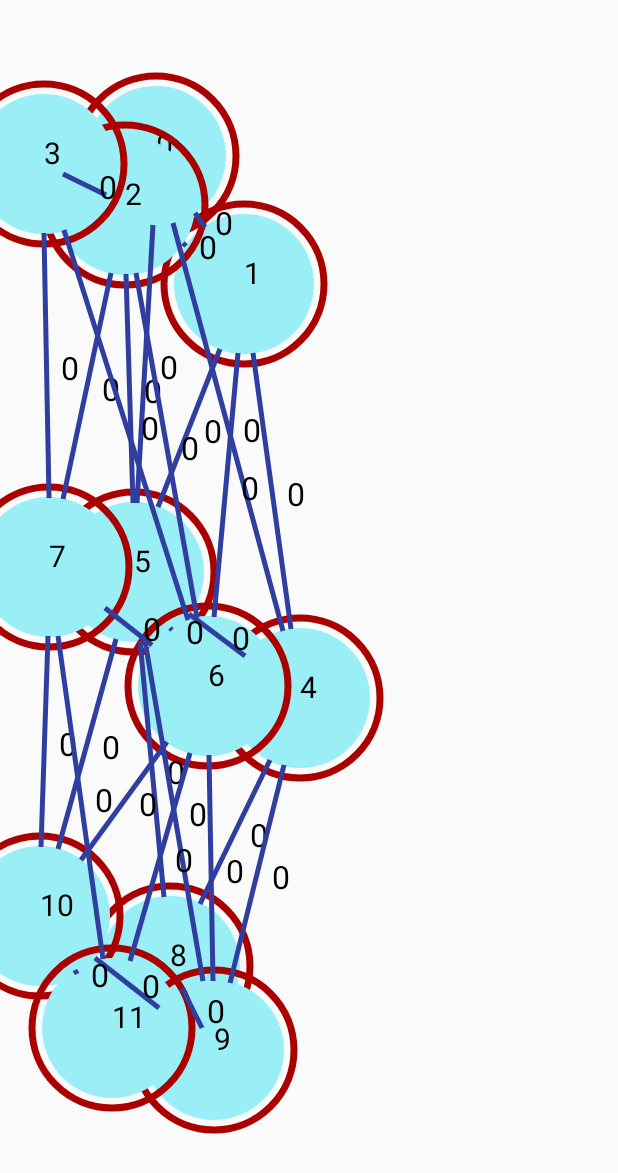
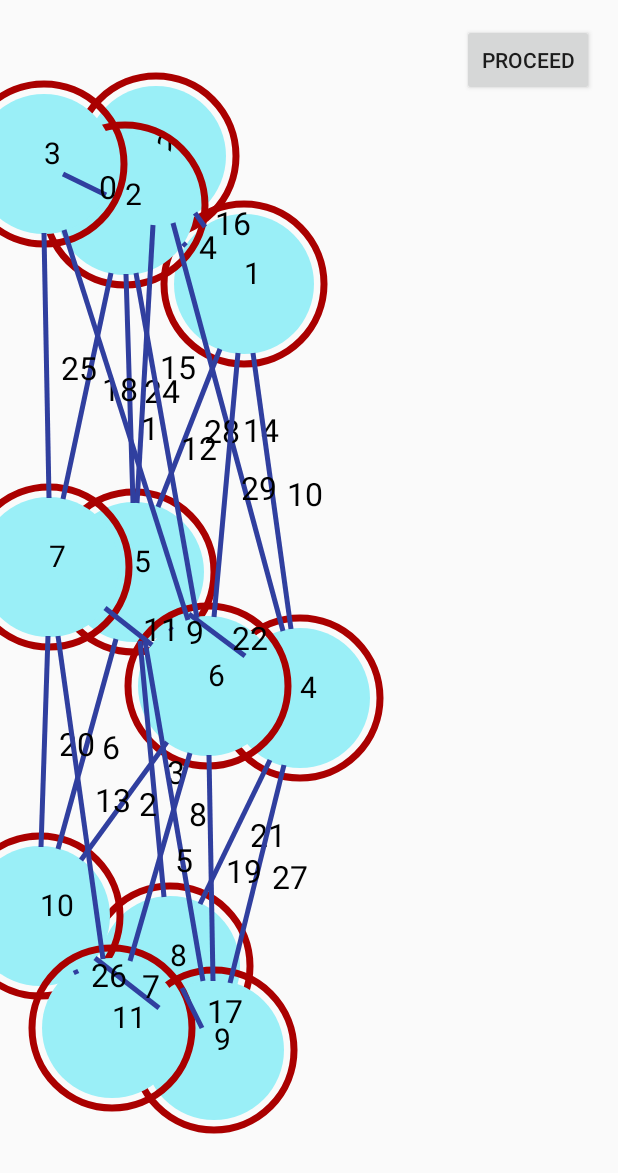
Before and after one commit to hkourtev/TomatoPotato, an Android app: the LearnActivity screen opened directly, with no data from a screen before it, on a phone screen of 412 x 824 dp. Shown: the top 1173 px of the screen. Run offline under Robolectric (Android 15) with nearby library versions, the phone set to English and light mode, and no system bars.

Commit message:
Debugging the step player

```diff
--- a/app/src/main/java/com/njinfotech/algorithmvisualizer/Graph.java
+++ b/app/src/main/java/com/njinfotech/algorithmvisualizer/Graph.java
@@ -7,11 +7,16 @@ import android.graphics.Color;
 import android.graphics.Paint;
 import android.graphics.Point;
 import android.graphics.drawable.BitmapDrawable;
+import android.support.annotation.NonNull;
 import android.view.Display;
 import android.widget.LinearLayout;
 import android.widget.RelativeLayout;
 
+import java.util.Collection;
+import java.util.Iterator;
 import java.util.Random;
+import java.util.Set;
+import java.util.TreeSet;
 
 /**
  * Created by hkourtev on 11/12/15.
@@ -31,6 +36,8 @@ public class Graph {
     private Bitmap canvasBg;
     private RelativeLayout drawSpace;
     private Canvas canvas;
+
+    private Set<Integer> edgeWeights = new TreeSet<Integer>();
 
     public Graph() {
 
@@ -188,7 +195,7 @@ public class Graph {
                 // create all edges
                 for (int h = 0; h < numNodes; h++) {
                     if (adjMatrix[p][h] != -1000000) {
-                        edges[edgeCount] = new Edge(canvas, nodes[p], nodes[h], directed, 0, 5, act.getResources().getColor(R.color.edgeColor));
+                        edges[edgeCount] = new Edge(canvas, nodes[p], nodes[h], directed, genEdgeWeight(), 5, act.getResources().getColor(R.color.edgeColor));
                         edgeCount++;
                     }
                 }
@@ -196,12 +203,27 @@ public class Graph {
                 // use only half of adj matrix
                 for (int h=p; h<numNodes; h++) {
                     if (adjMatrix[p][h] != -1000000) {
-                        edges[edgeCount] = new Edge(canvas, nodes[p], nodes[h], directed, 0, 5, act.getResources().getColor(R.color.edgeColor));
+                        edges[edgeCount] = new Edge(canvas, nodes[p], nodes[h], directed, genEdgeWeight(), 5, act.getResources().getColor(R.color.edgeColor));
                         edgeCount++;
                     }
                 }
             }
         }
+    }
+
+    // generate edge weight
+    private int genEdgeWeight() {
+        Random w = new Random();
+        int newWeight = w.nextInt(30);
+
+        if (!edgeWeights.isEmpty()) {
+            while (edgeWeights.contains(newWeight)) {
+                newWeight = w.nextInt(30);
+            }
+        }
+
+        edgeWeights.add(newWeight);
+        return newWeight;
     }
 
     // get node by label
@@ -214,6 +236,11 @@ public class Graph {
 
     // draws the graph
     public void draw() {
+        draw(this.edges);
+    }
+
+    // draws the graph with the provided edges
+    public void draw(Edge[] edges) {
         // draw all nodes
         for (int i=0; i<nodes.length; i++) {
             nodes[i].draw();
--- a/app/src/main/java/com/njinfotech/algorithmvisualizer/LearnActivity.java
+++ b/app/src/main/java/com/njinfotech/algorithmvisualizer/LearnActivity.java
@@ -11,68 +11,87 @@ import java.lang.reflect.Method;
 
 public class LearnActivity extends AppCompatActivity {
 
+    Graph myGraph;
+    AlgoKruskal kruskal;
+    int currStep = 0;
+
     @Override
     protected void onCreate(Bundle savedInstanceState) {
         super.onCreate(savedInstanceState);
         setContentView(R.layout.activity_learn);
 
         // upon loading draw a test graph to see if everything is working
-        Graph myGraph = new Graph(this, R.id.learnActCanvasId);
+        myGraph = new Graph(this, R.id.learnActCanvasId);
 
         // ------------------------ KRUSKAL's -----------------------------------------------------
         // generate graph from adjacency list
         // {u,v,weight}
-/*        int tmpAdjList[][] = {{0,1,4}, {0,7,8}, {1,2,8}, {1,7,11},
+        /*int tmpAdjList[][] = {{0,1,4}, {0,7,8}, {1,2,8}, {1,7,11},
                 {2,3,7}, {2,5,4}, {2,8,2}, {3,4,9}, {3,5,14}, {4,5,10},
                 {5,6,2}, {6,7,1}, {6,8,6}, {7,8,7}};
 
         // generate graph for kruskal's algorithm
         myGraph.generate(9, tmpAdjList, 100, new int[] {150, 150, 450, 150}, false);
+        */
+        myGraph.generate(3, 4, 70, new int[]{150, 150, 450, 150}, 100, false);
 
         // draw graph and wait till user proceeds
+        myGraph.draw();
 
         // execute algorithm
-        AlgoKruskal kruskal = new AlgoKruskal(myGraph);
+        kruskal = new AlgoKruskal(myGraph);
         kruskal.MST();
 
         // reinitialize algrorithm with fresh graph and steps
         kruskal = new AlgoKruskal(myGraph, kruskal.steps);
+    }
 
-        // loop through each step, halting and waiting for input by the user where necessary and
-        // displaying the correct messages as we go along
-        for (int p=0; p<kruskal.steps.size(); p++) {
-            // execute step using reflection
-            try {
-                Method method = kruskal.getClass().getMethod(kruskal.steps.get(p).command);
+    public void nextStep(View view) {
+        if (currStep < kruskal.steps.size()) {
+            // run currStep
+            executeStep(currStep);
 
-            } catch (Exception e) {
-                e.printStackTrace();
+            currStep++;
+        }
+    }
+
+    public void executeStep(int p) {
+        // execute step using reflection
+        try {
+            Method method = kruskal.getClass().getMethod(kruskal.steps.get(p).command);
+
+            switch (kruskal.steps.get(p).arguments.length) {
+                case 0:
+                    try {
+                        method.invoke(kruskal);
+                    } catch (Exception e) {
+                        e.printStackTrace();
+                    }
+                case 1:
+                    try {
+                        method.invoke(kruskal, kruskal.steps.get(p).arguments[0]);
+                    } catch (Exception e) {
+                        e.printStackTrace();
+                    }
+                case 2:
+                    try {
+                        method.invoke(kruskal, kruskal.steps.get(p).arguments[0], kruskal.steps.get(p).arguments[1]);
+                    } catch (Exception e) {
+                        e.printStackTrace();
+                    }
             }
 
-            // display message
-
-            // draw trees
-            kruskal.G.draw();
-
-            // if not step.pause - display step, wait a bit and continue with next
-            if (kruskal.steps.get(p).pause) {
-
-            } else {
-
-            }
+        } catch (Exception e) {
+            e.printStackTrace();
         }
 
-        // done with steps, wait till user proceeds and draw the MST
-        // update original graph edges with MST edge list
+        // display message
+        Edge[] mstEdges = new Edge[kruskal.MSTEdges.size()];
+        for (int j=0; j<kruskal.MSTEdges.size(); j++) {
+            mstEdges[j] = kruskal.G.edges[j];
+        }
 
-
-        // draw graph
-        myGraph.draw();*/
-        // ------------------------ /KRUSKAL's ----------------------------------------------------
-
-        // generate undirected graph, of 12 nodes arranged in 3 rows and 4 col with 58 directed
-        myGraph.generate(3, 4, 70, new int[] {150, 150, 450, 150}, 100, false);
-        myGraph.draw();
+        // draw trees
+        //kruskal.G.draw(mstEdges);
     }
-
 }
--- a/app/src/main/res/layout/activity_learn.xml
+++ b/app/src/main/res/layout/activity_learn.xml
@@ -8,5 +8,13 @@
     android:id="@id/learnActCanvasId"
     tools:context="com.njinfotech.algorithmvisualizer.LearnActivity">
 
-
+    <Button
+        android:layout_width="wrap_content"
+        android:layout_height="wrap_content"
+        android:text="@string/btnLearnProceed"
+        android:id="@id/btnLearnProceed"
+        android:onClick="nextStep"
+        android:layout_alignParentTop="true"
+        android:layout_alignParentRight="true"
+        android:layout_alignParentEnd="true" />
 </RelativeLayout>
--- a/app/src/main/res/values/ids.xml
+++ b/app/src/main/res/values/ids.xml
@@ -5,4 +5,5 @@
     <item name="btnGoToStatsAct" type="id" />
     <item name="btnExit" type="id" />
     <item name="learnActCanvasId" type="id" />
+    <item name="btnLearnProceed" type="id" />
 </resources>
--- a/app/src/main/res/values/strings.xml
+++ b/app/src/main/res/values/strings.xml
@@ -4,6 +4,7 @@
     <string name="btnGoToTestAct">Test</string>
     <string name="btnGoToStatsAct">Statistics</string>
     <string name="btnExit">Exit</string>
+    <string name="btnLearnProceed">Proceed</string>
     <string name="title_activity_learn">Learn Activity</string>
     <string name="title_activity_test">Test Activity</string>
 </resources>
```
Also changed, not shown: 1 other file.
